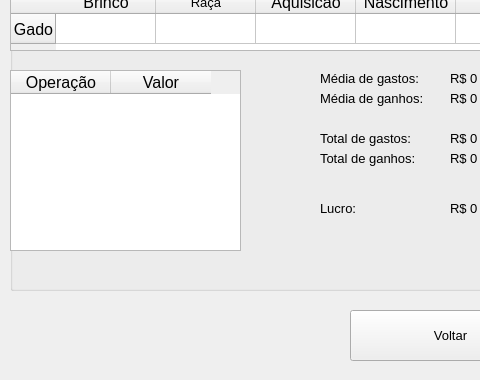
This is gui/views/cattleconsultscreen.ui in MaceGabriel/GiroDeGado as Qt 5 draws it before an edit; both pictures show x 0 to 480 and y 220 to 600 of the 900 by 600 pixel window. The edited form follows.
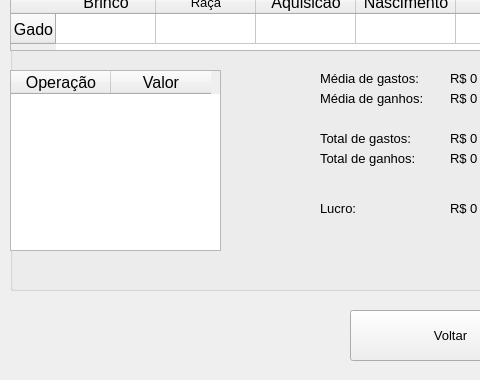
This is the edited form.

```diff
--- a/gui/views/cattleconsultscreen.ui
+++ b/gui/views/cattleconsultscreen.ui
@@ -266,7 +266,7 @@
      <rect>
       <x>0</x>
       <y>230</y>
-      <width>231</width>
+      <width>211</width>
       <height>181</height>
      </rect>
     </property>
```
Left out of the diff: 2 changed lines with no effect on the pictures.
